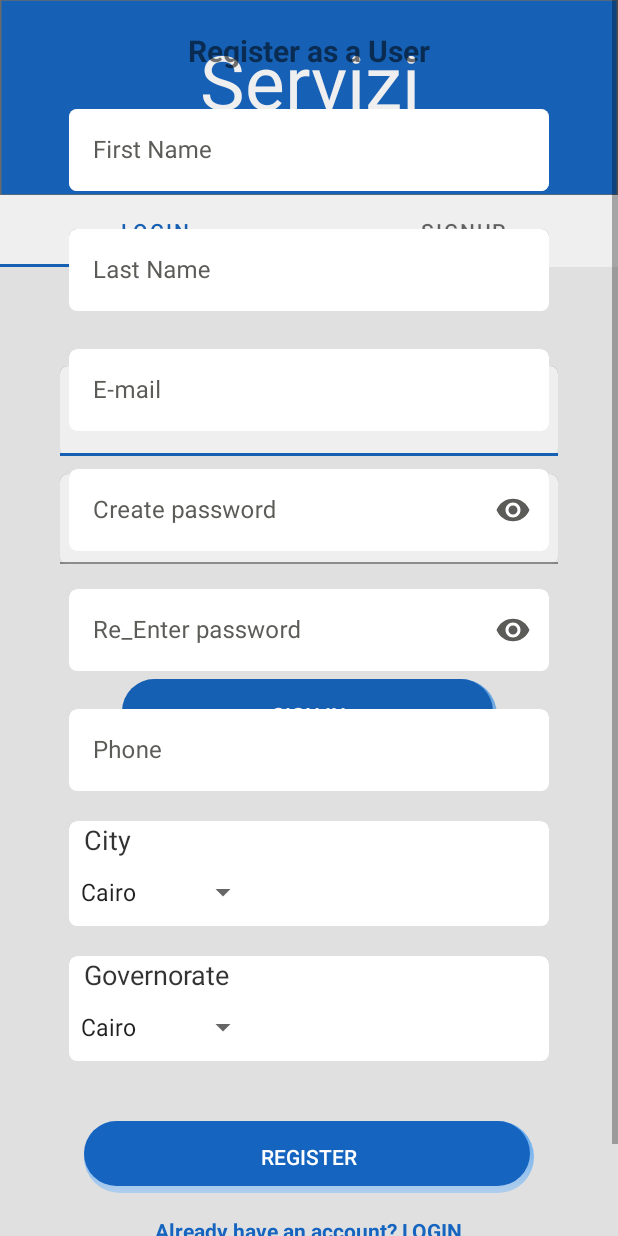
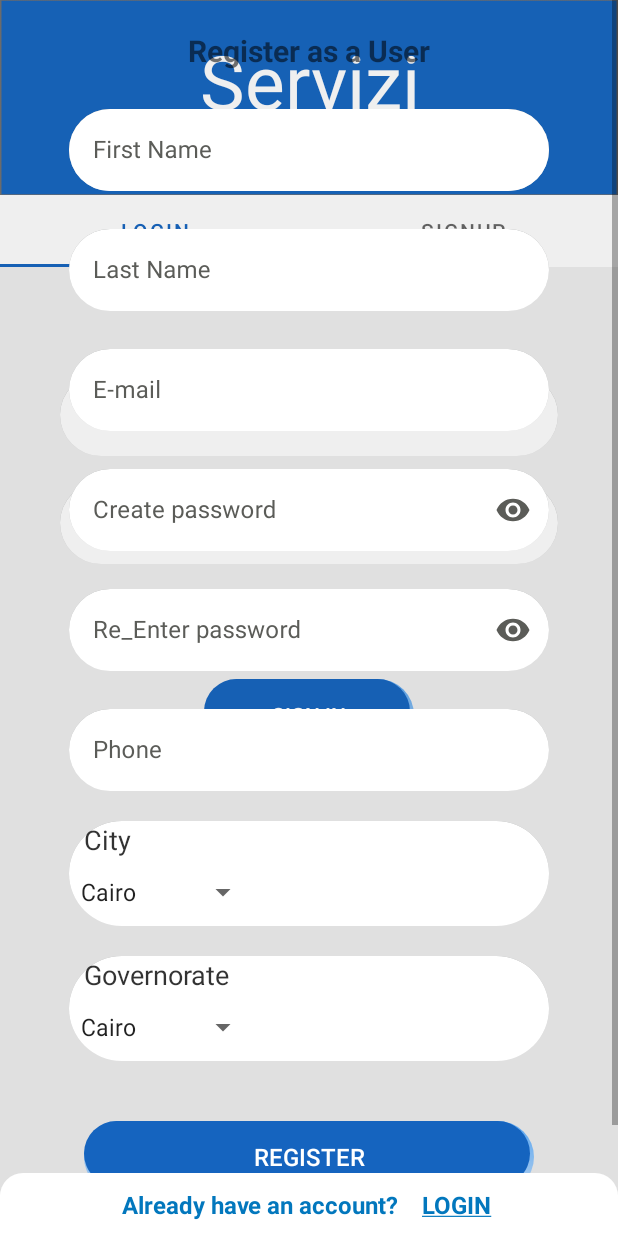
Before and after one commit to Eng-Light/Servizi, an Android app: the fragment UserSignupFragment placed in its activity, on a phone screen of 412 x 824 dp. Run offline under Robolectric (Android 15) with nearby library versions, the phone set to English and light mode, and no system bars; our stand-ins replace navigation-ui.

Commit message:
UI Enhancements

```diff
--- a/app/build.gradle
+++ b/app/build.gradle
@@ -85,7 +85,7 @@ protobuf{
         artifact = 'com.google.protobuf:protoc:3.14.0'
     }
 
-    //Generates the java protobuf-lite code for the Protobufs in the project. see
+    //Generates the java protobuf-lite code for the Protobuf in the project. see
     //https://github.com/google/protobuf-gradle-plugin#customizing-protobuf-complitation
     //for more information.
     generateProtoTasks{
--- a/app/src/main/java/com/example/servizi/technician/model/login/data/LoginResponseData.kt
+++ b/app/src/main/java/com/example/servizi/technician/model/login/data/LoginResponseData.kt
@@ -3,7 +3,7 @@ package com.example.servizi.technician.model.login.data
 import com.squareup.moshi.Json
 
 data class LoginResponseData(
-    @Json(name = "token") val techToken: String?,
-    @Json(name = "expiresIn") val techExpiresIn: String?,
-    @Json(name = "id") val techId: Int?
+    @Json(name = "token") val userToken: String?,
+    @Json(name = "expiresIn") val userExpiresIn: String?,
+    @Json(name = "id") val userId: Int?
 )
--- a/app/src/main/java/com/example/servizi/technician/ui/login/LoginFragment.kt
+++ b/app/src/main/java/com/example/servizi/technician/ui/login/LoginFragment.kt
@@ -12,7 +12,6 @@ import android.view.inputmethod.EditorInfo
 import android.widget.Toast
 import androidx.annotation.StringRes
 import androidx.fragment.app.Fragment
-import androidx.fragment.app.activityViewModels
 import androidx.lifecycle.Observer
 import androidx.lifecycle.ViewModelProvider
 import androidx.lifecycle.asLiveData
@@ -22,7 +21,6 @@ import com.example.servizi.R
 import com.example.servizi.databinding.FragmentLoginBinding
 import com.example.servizi.technician.model.login.data.Result
 import com.example.servizi.technician.model.login.data.UserPreferences
-import com.example.servizi.technician.ui.login_signup_pager.PagerViewModel
 import kotlinx.coroutines.launch
 import java.text.SimpleDateFormat
 import java.util.*
@@ -88,9 +86,9 @@ class LoginFragment : Fragment() {
                 is Result.Success -> {
 
                     lifecycleScope.launch {
-                        userPreferences.saveAccessToken(it.data.techToken)
-                        userPreferences.saveTokenExpire(expiration =  getExDate(it.data.techExpiresIn?.toIntOrNull())!!)
-                        Log.d("Login_UserType_ex2", getExDate(it.data.techExpiresIn?.toIntOrNull())!!)
+                        userPreferences.saveAccessToken(it.data.userToken)
+                        userPreferences.saveTokenExpire(expiration =  getExDate(it.data.userExpiresIn?.toIntOrNull())!!)
+                        Log.d("Login_UserType_ex2", getExDate(it.data.userExpiresIn?.toIntOrNull())!!)
                     }
                     Log.d("Login_UserType", "UnDefined")
 
@@ -115,7 +113,7 @@ class LoginFragment : Fragment() {
                     }
                     Toast.makeText(
                         this.context,
-                        "Logged In Successfully ${it.data.techId}",
+                        "Logged In Successfully ${it.data.userId}",
                         Toast.LENGTH_LONG
                     ).show()
                     //updateUiWithUser(LoggedInUserView(loginViewModel))
--- a/app/src/main/java/com/example/servizi/technician/ui/login/LoginViewModel.kt
+++ b/app/src/main/java/com/example/servizi/technician/ui/login/LoginViewModel.kt
@@ -1,6 +1,5 @@
 package com.example.servizi.technician.ui.login
 
-import android.app.Activity
 import android.util.Log
 import android.util.Patterns
 import androidx.appcompat.app.AppCompatActivity
@@ -12,8 +11,8 @@ import com.example.servizi.R
 import com.example.servizi.application.FTApplication
 import com.example.servizi.technician.TechnicianMainActivity
 import com.example.servizi.technician.model.login.data.LoginRepository
+import com.example.servizi.technician.model.login.data.LoginResponseData
 import com.example.servizi.technician.model.login.data.Result
-import com.example.servizi.technician.model.login.data.LoginResponseData
 import com.example.servizi.user.UserMainActivity
 import kotlinx.coroutines.launch
 
--- /dev/null
+++ b/app/src/main/res/drawable-night/already_background.xml
@@ -0,0 +1,13 @@
+<?xml version="1.0" encoding="utf-8"?>
+<layer-list xmlns:tools="http://schemas.android.com/tools"
+    xmlns:android="http://schemas.android.com/apk/res/android"
+    tools:ignore="MissingDefaultResource">
+    <item>
+        <shape android:shape="rectangle">
+            <solid android:color="@color/black" />
+            <corners
+                android:topLeftRadius="15dp"
+                android:topRightRadius="15dp" />
+        </shape>
+    </item>
+</layer-list>
--- /dev/null
+++ b/app/src/main/res/drawable-notnight/already_background.xml
@@ -0,0 +1,13 @@
+<?xml version="1.0" encoding="utf-8"?>
+<layer-list xmlns:tools="http://schemas.android.com/tools"
+    xmlns:android="http://schemas.android.com/apk/res/android"
+    tools:ignore="MissingDefaultResource">
+    <item>
+        <shape android:shape="rectangle">
+            <solid android:color="@color/cardview_light_background" />
+            <corners
+                android:topLeftRadius="15dp"
+                android:topRightRadius="15dp" />
+        </shape>
+    </item>
+</layer-list>
--- a/app/src/main/res/drawable/rounded_text_input.xml
+++ b/app/src/main/res/drawable/rounded_text_input.xml
@@ -8,20 +8,20 @@
                 android:endColor="#989A9A"
                 android:startColor="#DEDEDE" />
             <corners
-                android:bottomLeftRadius="5dp"
-                android:bottomRightRadius="5dp"
-                android:topLeftRadius="5dp"
-                android:topRightRadius="5dp" />
+                android:bottomLeftRadius="50dp"
+                android:bottomRightRadius="50dp"
+                android:topLeftRadius="50dp"
+                android:topRightRadius="50dp" />
         </shape>
     </item>
     <item>
         <shape android:shape="rectangle">
             <solid android:color="@color/cardview_light_background" />
             <corners
-                android:bottomLeftRadius="5dp"
-                android:bottomRightRadius="5dp"
-                android:topLeftRadius="5dp"
-                android:topRightRadius="5dp" />
+                android:bottomLeftRadius="50dp"
+                android:bottomRightRadius="50dp"
+                android:topLeftRadius="50dp"
+                android:topRightRadius="50dp" />
         </shape>
     </item>
 </layer-list>
--- a/app/src/main/res/layout/activity_main.xml
+++ b/app/src/main/res/layout/activity_main.xml
@@ -53,7 +53,7 @@
         android:layout_height="wrap_content"
         android:paddingBottom="20dp"
         android:text="@string/sign_up_as"
-        android:textColor="@color/primaryColor"
+        android:textColor="?attr/colorSecondary"
         android:textSize="30sp"
         android:textStyle="bold"
         app:layout_constraintBottom_toTopOf="@+id/btn_user"
@@ -79,7 +79,7 @@
         android:layout_height="wrap_content"
         android:layout_marginBottom="8dp"
         android:text="@string/or"
-        android:textColor="@color/primaryColor"
+        android:textColor="?attr/colorSecondary"
         android:textSize="25sp"
         android:textStyle="bold"
         app:layout_constraintBottom_toTopOf="@+id/btn_technician"
--- a/app/src/main/res/layout/fragment_login.xml
+++ b/app/src/main/res/layout/fragment_login.xml
@@ -14,6 +14,7 @@
 
     <com.google.android.material.textfield.TextInputLayout
         android:id="@+id/usernameT"
+        style="@style/Widget.MaterialComponents.TextInputLayout.OutlinedBox"
         android:layout_width="0dp"
         android:layout_height="60dp"
         android:layout_marginStart="24dp"
@@ -38,6 +39,7 @@
 
     <com.google.android.material.textfield.TextInputLayout
         android:id="@+id/passwordT"
+        style="@style/Widget.MaterialComponents.TextInputLayout.OutlinedBox"
         android:layout_width="0dp"
         android:layout_height="60dp"
         android:layout_marginStart="24dp"
@@ -65,7 +67,7 @@
 
     <androidx.appcompat.widget.AppCompatButton
         android:id="@+id/login"
-        android:layout_width="250dp"
+        android:layout_width="140dp"
         android:layout_height="wrap_content"
         android:layout_gravity="start"
         android:layout_marginStart="48dp"
--- a/app/src/main/res/layout/fragment_technician_sign_up.xml
+++ b/app/src/main/res/layout/fragment_technician_sign_up.xml
@@ -291,6 +291,7 @@
                 android:layout_width="300dp"
                 android:layout_height="wrap_content"
                 android:layout_marginTop="40dp"
+                android:textSize="16sp"
                 android:background="@drawable/rounded_button"
                 android:text="@string/register"
                 android:textColor="@color/primaryTextColor" />
@@ -301,6 +302,7 @@
                 android:layout_height="wrap_content"
                 android:layout_marginBottom="40dp"
                 android:paddingTop="15dp"
+                android:textSize="16sp"
                 android:text="@string/already_have_an_account"
                 android:textAlignment="center"
                 android:textColor="@color/primaryColor"
--- a/app/src/main/res/layout/fragment_user_sign_up.xml
+++ b/app/src/main/res/layout/fragment_user_sign_up.xml
@@ -5,13 +5,19 @@
     android:layout_width="match_parent"
     android:layout_height="match_parent"
     android:fillViewport="true"
+    android:background="@drawable/dark_background"
     app:layout_constraintBottom_toBottomOf="parent"
     tools:context=".technician.ui.signup.SignUpFragment">
+
+    <androidx.constraintlayout.widget.ConstraintLayout
+        android:layout_width="match_parent"
+        android:layout_height="0dp"
+        app:layout_constraintBottom_toTopOf="@+id/already"
+        app:layout_constraintTop_toTopOf="parent">
 
         <ScrollView
             android:layout_width="match_parent"
             android:layout_height="match_parent"
-        android:background="@drawable/dark_background"
             app:layout_constraintBottom_toBottomOf="parent"
             app:layout_constraintEnd_toEndOf="parent"
             app:layout_constraintStart_toStartOf="parent"
@@ -231,19 +237,8 @@
                     android:layout_marginTop="40dp"
                     android:background="@drawable/rounded_button"
                     android:text="@string/register"
-                android:textColor="@color/primaryTextColor" />
-
-            <TextView
-                android:id="@+id/login"
-                android:layout_width="wrap_content"
-                android:layout_height="wrap_content"
-                android:layout_marginBottom="40dp"
-                android:paddingTop="15dp"
-                android:text="@string/already_have_an_account"
-                android:textAlignment="center"
-                android:textColor="@color/primaryColor"
-                android:textStyle="bold" />
-
+                    android:textColor="@color/primaryTextColor"
+                    android:textSize="16sp" />
             </LinearLayout>
         </ScrollView>
 
@@ -262,5 +257,29 @@
             app:layout_constraintStart_toStartOf="parent"
             app:layout_constraintTop_toTopOf="parent"
             app:layout_constraintVertical_bias="0.3" />
+    </androidx.constraintlayout.widget.ConstraintLayout>
+
+    <LinearLayout
+        android:id="@+id/already"
+        android:layout_width="match_parent"
+        android:layout_height="wrap_content"
+        android:background="@drawable/already_background"
+        android:gravity="center_horizontal"
+        android:orientation="vertical"
+        app:layout_constraintBottom_toBottomOf="parent">
+
+        <TextView
+            android:id="@+id/login"
+            android:layout_width="match_parent"
+            android:layout_height="wrap_content"
+            android:paddingTop="10dp"
+            android:paddingBottom="10dp"
+            android:text="@string/already_have_an_account"
+            android:textAlignment="center"
+            android:textColor="?attr/colorSecondary"
+            android:textSize="16sp"
+            android:textStyle="bold" />
+
+    </LinearLayout>
 
 </androidx.constraintlayout.widget.ConstraintLayout>
--- a/app/src/main/res/values/strings.xml
+++ b/app/src/main/res/values/strings.xml
@@ -29,7 +29,7 @@
     <string name="best_solution_for_every_house_problems">Best solution for every house problems</string>
     <string name="national_id">National ID</string>
     <string name="profession">Profession</string>
-    <string name="already_have_an_account">Already have an account? LOGIN</string>
+    <string name="already_have_an_account">Already have an account? \t<b><u>LOGIN</u></b> </string>
     <string name="register">Register</string>
     <string name="CairoString">Cairo</string>
     <string name="WeightString">Weight</string>
```
Also changed, not shown: app/src/main/java/com/example/servizi/technician/model/login/data/LoginDataSource.kt (+0 -8 lines). Lines whose indentation alone changed are shown as unchanged.
